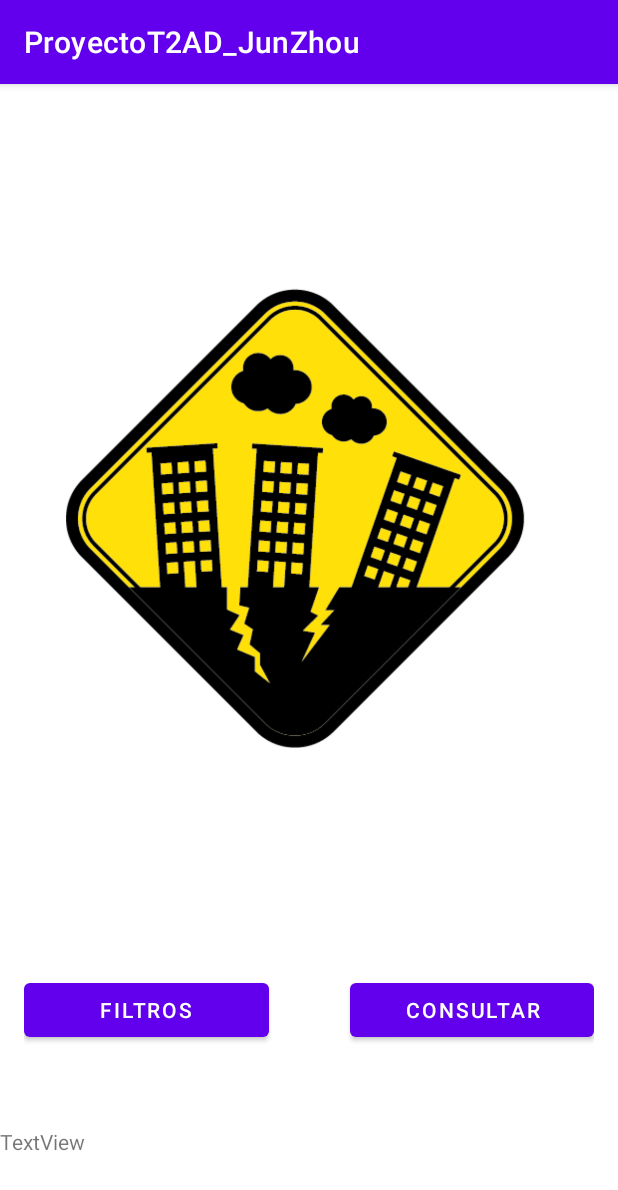
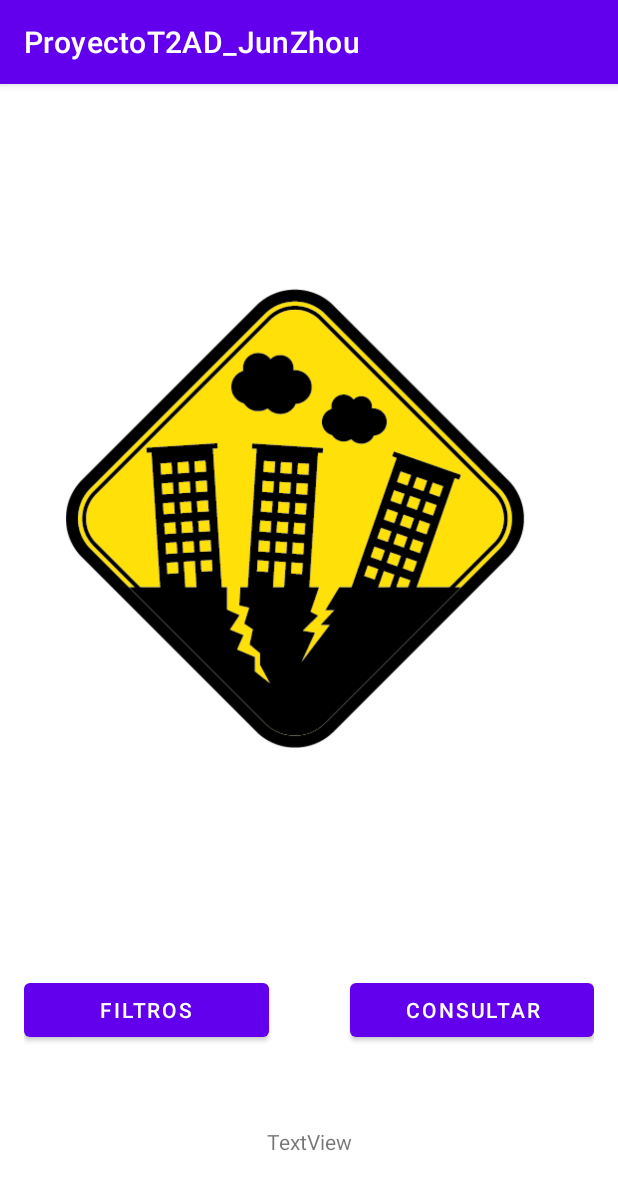
Before and after one commit to JunZH0/Earthquake_Android_APP, an Android app: the screen it shows after launch (MainActivity), on a phone screen of 412 x 824 dp. Shown: the top 1190 px of the screen. Run offline under Robolectric (Android 15) with nearby library versions, the phone set to English and light mode, and no system bars.

```diff
--- a/app/build.gradle
+++ b/app/build.gradle
@@ -33,6 +33,8 @@ dependencies {
     implementation 'androidx.appcompat:appcompat:1.6.1'
     implementation 'com.google.android.material:material:1.8.0'
     implementation 'androidx.constraintlayout:constraintlayout:2.1.4'
+    implementation 'androidx.room:room-runtime:2.5.0'
+    annotationProcessor 'androidx.room:room-compiler:2.5.0'
     testImplementation 'junit:junit:4.13.2'
     androidTestImplementation 'androidx.test.ext:junit:1.1.5'
     androidTestImplementation 'androidx.test.espresso:espresso-core:3.5.1'
--- a/app/src/main/res/layout/activity_main.xml
+++ b/app/src/main/res/layout/activity_main.xml
@@ -40,7 +40,7 @@
             android:layout_width="match_parent"
             android:layout_height="wrap_content"
             android:layout_weight="1"
-            android:text="Filtros" />
+            android:text="@string/strEspFiltros" />
 
         <Space
             android:layout_width="match_parent"
@@ -52,15 +52,18 @@
             android:layout_width="match_parent"
             android:layout_height="wrap_content"
             android:layout_weight="1"
-            android:text="Consultar" />
+            android:text="@string/strESPConsulta" />
     </LinearLayout>
 
     <TextView
         android:id="@+id/tvFiltros"
         android:layout_width="wrap_content"
         android:layout_height="wrap_content"
-        android:text="TextView"
+        android:layout_marginStart="16dp"
+        android:layout_marginEnd="16dp"
+        android:text="@string/strPlaceholder"
         app:layout_constraintBottom_toBottomOf="parent"
-        app:layout_constraintTop_toBottomOf="@+id/linearLayout"
-        tools:layout_editor_absoluteX="180dp" />
+        app:layout_constraintEnd_toEndOf="parent"
+        app:layout_constraintStart_toStartOf="parent"
+        app:layout_constraintTop_toBottomOf="@+id/linearLayout" />
 </androidx.constraintlayout.widget.ConstraintLayout>
--- a/app/src/main/res/values/strings.xml
+++ b/app/src/main/res/values/strings.xml
@@ -1,3 +1,6 @@
 <resources>
     <string name="app_name">ProyectoT2AD_JunZhou</string>
+    <string name="strEspFiltros">Filtros</string>
+    <string name="strESPConsulta">Consultar</string>
+    <string name="strPlaceholder">TextView</string>
 </resources>
```
Also changed, not shown: app/src/main/java/com/example/proyectot2ad_junzhou/entity/PaisesAfectados.java (added, +28 -0 lines), app/src/main/java/com/example/proyectot2ad_junzhou/entity/Terremotos.java (added, +36 -0 lines), 1 other file.
